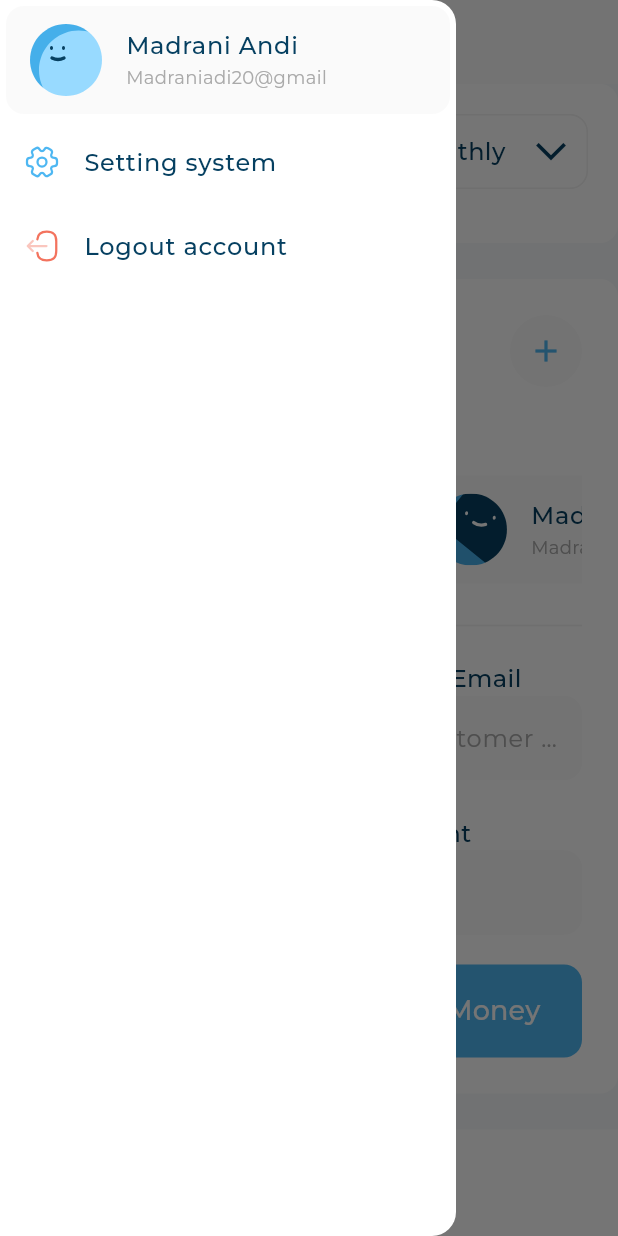
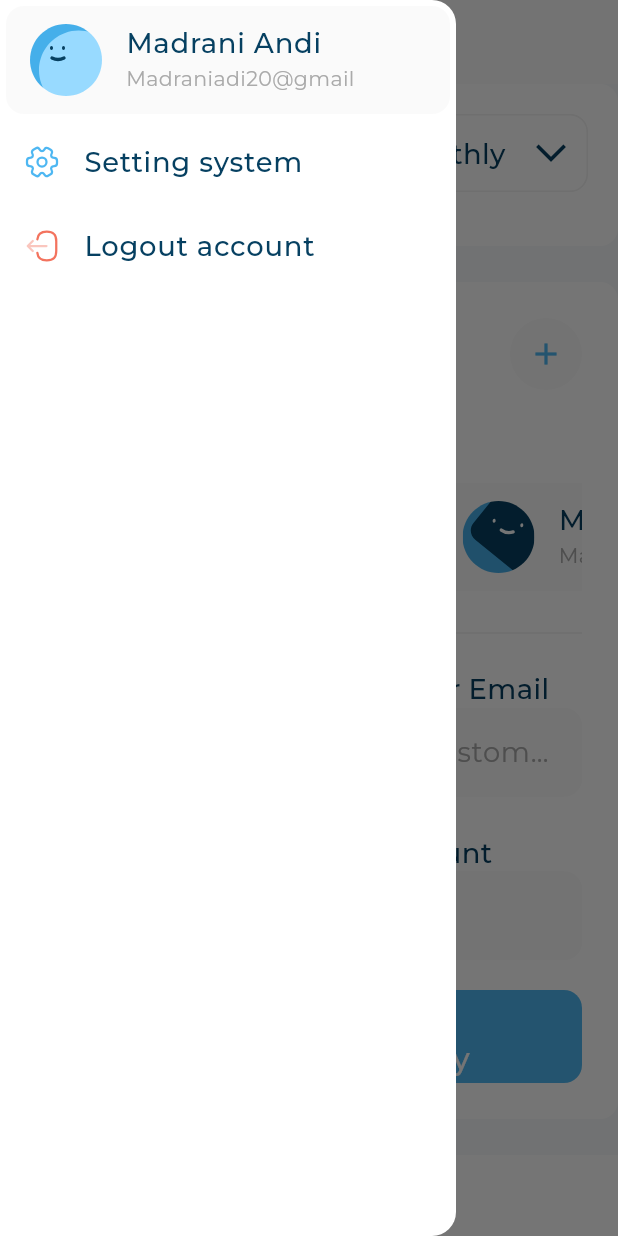
Before and after one commit to amirashawki/responsive_dash_board, a Flutter app: the screen it shows after launch, after a tap on the "menu" icon, on a phone screen of 412 x 824 dp. Run offline on Flutter 3.47's test engine with Material 3 defaults, Android fonts, the phone set to English and light mode, and no system bars; our stand-ins replace expandable_page_view, fl_chart, flutter_svg.

Commit message:
edit font size

```diff
--- a/lib/utils/app_styles.dart
+++ b/lib/utils/app_styles.dart
@@ -1,93 +1,98 @@
+import 'package:flutter/foundation.dart';
 import 'package:flutter/material.dart';
 
 abstract class AppStyles {
   static TextStyle styleRegular16 = TextStyle(
     color: const Color(0xFF064060),
-    fontSize: 16,
+    fontSize: getResponsiveFontSize(fontSize: 16),
     fontFamily: 'Montserrat',
     fontWeight: FontWeight.w400,
   );
 
-  static const TextStyle styleBold16 = TextStyle(
-    color: Color(0xFF4EB7F2),
-    fontSize: 16,
+  static TextStyle styleBold16 = TextStyle(
+    color: const Color(0xFF4EB7F2),
+    fontSize: getResponsiveFontSize(fontSize: 16),
     fontFamily: 'Montserrat',
     fontWeight: FontWeight.w700,
   );
 
-  static TextStyle styleMedium16(BuildContext context) {
-    return TextStyle(
+  static TextStyle styleMedium16 = TextStyle(
     color: const Color(0xFF064061),
-      fontSize: 16,
+    fontSize: getResponsiveFontSize(fontSize: 16),
     fontFamily: 'Montserrat',
     fontWeight: FontWeight.w500,
   );
-  }
 
-  static TextStyle styleMedium20(BuildContext context) {
-    return TextStyle(
+  static TextStyle styleMedium20 = TextStyle(
     color: const Color(0xFFFFFFFF),
-      fontSize: 20,
+    fontSize: getResponsiveFontSize(fontSize: 20),
     fontFamily: 'Montserrat',
     fontWeight: FontWeight.w500,
   );
-  }
 
-  static TextStyle styleSemiBold16(BuildContext context) {
-    return TextStyle(
+  static TextStyle styleSemiBold16 = TextStyle(
     color: const Color(0xFF064061),
-      fontSize: 16,
+    fontSize: getResponsiveFontSize(fontSize: 16),
+    fontFamily: 'Montserrat',
+    fontWeight: FontWeight.w600,
+  );
+
+  static TextStyle styleSemiBold20 = TextStyle(
+    color: const Color(0xFF064061),
+    fontSize: getResponsiveFontSize(fontSize: 20),
+    fontFamily: 'Montserrat',
+    fontWeight: FontWeight.w600,
+  );
+
+  static TextStyle styleRegular12 = TextStyle(
+    color: const Color(0xFFAAAAAA),
+    fontSize: getResponsiveFontSize(fontSize: 12),
+    fontFamily: 'Montserrat',
+    fontWeight: FontWeight.w400,
+  );
+
+  static TextStyle styleSemiBold24 = TextStyle(
+    color: const Color(0xFF4EB7F2),
+    fontSize: getResponsiveFontSize(fontSize: 24),
+    fontFamily: 'Montserrat',
+    fontWeight: FontWeight.w600,
+  );
+
+  static TextStyle styleRegular14 = TextStyle(
+    color: const Color(0xFFAAAAAA),
+    fontSize: getResponsiveFontSize(fontSize: 14),
+    fontFamily: 'Montserrat',
+    fontWeight: FontWeight.w400,
+  );
+
+  static TextStyle styleSemiBold18 = TextStyle(
+    color: const Color(0xFFFFFFFF),
+    fontSize: getResponsiveFontSize(fontSize: 18),
     fontFamily: 'Montserrat',
     fontWeight: FontWeight.w600,
   );
 }
 
-  static TextStyle styleSemiBold20(BuildContext context) {
-    return TextStyle(
-      color: const Color(0xFF064061),
-      fontSize: 20,
-      fontFamily: 'Montserrat',
-      fontWeight: FontWeight.w600,
-    );
+getResponsiveFontSize({required fontSize}) {
+  double scaleFactor = getScaleFactor();
+  double responsiveFontSize = scaleFactor * fontSize;
+  double lowerLimit = fontSize * 0.8;
+  double upperLimit = fontSize * 1.2;
+
+  return responsiveFontSize.clamp(lowerLimit, upperLimit);
 }
 
-  static TextStyle styleRegular12(BuildContext context) {
-    return TextStyle(
-      color: const Color(0xFFAAAAAA),
-      fontSize: 12,
-      fontFamily: 'Montserrat',
-      fontWeight: FontWeight.w400,
-    );
+double getScaleFactor() {
+  var dispatcher = PlatformDispatcher.instance;
+  var physicalWidth = dispatcher.views.first.physicalSize.width;
+  var devicePixelRatio = dispatcher.views.first.devicePixelRatio;
+
+  double width = physicalWidth / devicePixelRatio;
+  if (width < 500) {
+    return width / 400;
+  } else if (width < 900) {
+    return width / 700;
+  } else {
+    return width / 1000;
   }
-
-  static TextStyle styleSemiBold24(BuildContext context) {
-    return TextStyle(
-      color: const Color(0xFF4EB7F2),
-      fontSize: 24,
-      fontFamily: 'Montserrat',
-      fontWeight: FontWeight.w600,
-    );
 }
-
-  static TextStyle styleRegular14(BuildContext context) {
-    return TextStyle(
-      color: const Color(0xFFAAAAAA),
-      fontSize: 14,
-      fontFamily: 'Montserrat',
-      fontWeight: FontWeight.w400,
-    );
-  }
-
-  static TextStyle styleSemiBold18(BuildContext context) {
-    return TextStyle(
-      color: const Color(0xFFFFFFFF),
-      fontSize: 18,
-      fontFamily: 'Montserrat',
-      fontWeight: FontWeight.w600,
-    );
-  }
-
-
-
-
-}
--- a/lib/widgets/Income_Item.dart
+++ b/lib/widgets/Income_Item.dart
@@ -26,7 +26,7 @@ class InComeItem extends StatelessWidget {
       ),
       trailing: Text(
         incomeItemModel.value,
-        style: AppStyles.styleSemiBold16(context),
+        style: AppStyles.styleSemiBold16,
       ),
     );
   }
--- a/lib/widgets/Income_section.dart
+++ b/lib/widgets/Income_section.dart
@@ -2,15 +2,14 @@
 
 
 
-import 'dart:math';
+
 
 import 'package:flutter/material.dart';
 import 'package:responsive_dash_board/utils/app_styles.dart';
 import 'package:responsive_dash_board/widgets/Custom_Background_Container.dart';
 import 'package:responsive_dash_board/widgets/Income_section_body.dart';
 import 'package:responsive_dash_board/widgets/expenses_header.dart';
-import 'package:responsive_dash_board/widgets/in_come_details.dart';
-import 'package:responsive_dash_board/widgets/income_chart.dart';
+
 
 class IncomeSection extends StatelessWidget {
   const IncomeSection({super.key});
@@ -44,7 +43,7 @@ class InComeHeader extends StatelessWidget {
       children: [
         Text(
           'Income',
-          style: AppStyles.styleSemiBold20(context),
+          style: AppStyles.styleSemiBold20,
         ),
         const RangeOptions()
       ],
--- a/lib/widgets/User_Info_ListTile.dart
+++ b/lib/widgets/User_Info_ListTile.dart
@@ -19,11 +19,11 @@ class UserInfoListTile extends StatelessWidget {
           leading: SvgPicture.asset(userinfoModel.image),
           title: Text(
             userinfoModel.title,
-            style: AppStyles.styleSemiBold16(context),
+            style: AppStyles.styleSemiBold16,
           ),
           subtitle: Text(
             userinfoModel.subtitle,
-            style: AppStyles.styleRegular12(context),
+            style: AppStyles.styleRegular12,
           ),
         ),
       ),
--- a/lib/widgets/active_and_inactive_item.dart
+++ b/lib/widgets/active_and_inactive_item.dart
@@ -32,19 +32,19 @@ class InActiveItem extends StatelessWidget {
               height: 34,
             ),
             Text(expensesItemModel.title,
-                style: AppStyles.styleSemiBold16(context)),
+                style: AppStyles.styleSemiBold16),
             const SizedBox(
               height: 8,
             ),
             Text(
               expensesItemModel.date,
-              style: AppStyles.styleRegular14(context),
+              style: AppStyles.styleRegular14,
             ),
           const  SizedBox(
               height: 16,
             ),
             Text(expensesItemModel.price,
-                style: AppStyles.styleSemiBold24(context))
+                style: AppStyles.styleSemiBold24)
           ],
         ),
       ),
@@ -79,21 +79,21 @@ class ActiveItem extends StatelessWidget {
               height: 34,
             ),
             Text(expensesItemModel.title,
-                style: AppStyles.styleSemiBold16(context)
+                style: AppStyles.styleSemiBold16
                     .copyWith(color:const Color(0xffFFFFFF))),
             const SizedBox(
               height: 8,
             ),
             Text(
               expensesItemModel.date,
-              style: AppStyles.styleRegular14(context)
+              style: AppStyles.styleRegular14
                   .copyWith(color:const Color(0xffFAFAFA)),
             ),
           const  SizedBox(
               height: 16,
             ),
             Text(expensesItemModel.price,
-                style: AppStyles.styleSemiBold24(context)
+                style: AppStyles.styleSemiBold24
                     .copyWith(color:const Color(0xffFFFFFF))),
           ],
         ),
--- a/lib/widgets/custom_button.dart
+++ b/lib/widgets/custom_button.dart
@@ -25,7 +25,7 @@ class CustomButton extends StatelessWidget {
         child: Center(
           child: Text(
             text,
-            style: AppStyles.styleSemiBold18(context)
+            style: AppStyles.styleSemiBold18
                 .copyWith(color: textColor ?? Colors.white),
           ),
         ),
--- a/lib/widgets/customer_row.dart
+++ b/lib/widgets/customer_row.dart
@@ -15,14 +15,14 @@ class CustomerRow extends StatelessWidget {
           children: [
             Text(
               'Customer name',
-              style: AppStyles.styleMedium16(context),
+              style: AppStyles.styleMedium16,
             ),
             SizedBox(
               width: 160,
             ),
             Text(
               'Customer Email',
-              style: AppStyles.styleMedium16(context),
+              style: AppStyles.styleMedium16,
             ),
           ],
         ),
--- a/lib/widgets/detailed_income_chart.dart
+++ b/lib/widgets/detailed_income_chart.dart
@@ -33,7 +33,7 @@ class _DetailedIncomeChartState extends State<DetailedIncomeChart> {
               radius: activeIndex == 0 ? 60 : 50,
               value: 40,
               showTitle: true,
-              titleStyle: AppStyles.styleMedium16(context)
+              titleStyle: AppStyles.styleMedium16
                   .copyWith(color: activeIndex == 0 ? null : Colors.white),
               title: activeIndex == 0 ? 'Design service' : '40%',
               titlePositionPercentageOffset: activeIndex == 0 ? 1.4 : null,
@@ -42,7 +42,7 @@ class _DetailedIncomeChartState extends State<DetailedIncomeChart> {
               radius: activeIndex == 1 ? 60 : 50,
               showTitle: true,
               value: 25,
-              titleStyle: AppStyles.styleMedium16(context)
+              titleStyle: AppStyles.styleMedium16
                   .copyWith(color: activeIndex == 1 ? null : Colors.white),
               title: activeIndex == 1 ? 'Design product' : '25%',
               titlePositionPercentageOffset: activeIndex == 1 ? 2.2 : null,
@@ -51,7 +51,7 @@ class _DetailedIncomeChartState extends State<DetailedIncomeChart> {
               radius: activeIndex == 2 ? 60 : 50,
               showTitle: true,
               value: 20,
-              titleStyle: AppStyles.styleMedium16(context)
+              titleStyle: AppStyles.styleMedium16
                   .copyWith(color: activeIndex == 2 ? null : Colors.white),
               title: activeIndex == 2 ? 'Product royalti' : '20%',
               titlePositionPercentageOffset: activeIndex == 2 ? 1.4 : null,
@@ -60,7 +60,7 @@ class _DetailedIncomeChartState extends State<DetailedIncomeChart> {
               radius: activeIndex == 3 ? 60 : 50,
               showTitle: true,
               value: 22,
-              titleStyle: AppStyles.styleMedium16(context)
+              titleStyle: AppStyles.styleMedium16
                   .copyWith(color: activeIndex == 3 ? null : Colors.white),
               title: activeIndex == 3 ? 'Other' : '22%',
               titlePositionPercentageOffset: activeIndex == 3 ? 1.5 : null,
--- a/lib/widgets/drawer_item.dart
+++ b/lib/widgets/drawer_item.dart
@@ -17,7 +17,7 @@ class DrawerItem extends StatelessWidget {
       leading: SvgPicture.asset(drawerModel.image),
       title: Text(
         drawerModel.title,
-        style: AppStyles.styleMedium16(context),
+        style: AppStyles.styleMedium16,
       ),
     );
   }
--- a/lib/widgets/expenses_header.dart
+++ b/lib/widgets/expenses_header.dart
@@ -12,7 +12,7 @@ class ExpensesHeader extends StatelessWidget {
       children: [
         Text(
           'All Expenses ',
-          style: AppStyles.styleSemiBold20(context),
+          style: AppStyles.styleSemiBold20,
         ),
         const Expanded(child: SizedBox()),
         const RangeOptions()
@@ -40,7 +40,7 @@ class RangeOptions extends StatelessWidget {
           children: [
             Text(
               'Monthly',
-              style: AppStyles.styleMedium16(context),
+              style: AppStyles.styleMedium16,
             ),
             const SizedBox(
               width: 18,
--- a/lib/widgets/item_section.dart
+++ b/lib/widgets/item_section.dart
@@ -15,14 +15,14 @@ class ItemSection extends StatelessWidget {
           children: [
             Text(
               'Item name',
-              style: AppStyles.styleMedium16(context),
+              style: AppStyles.styleMedium16,
             ),
             SizedBox(
               width: 205,
             ),
             Text(
               'Item mount',
-              style: AppStyles.styleMedium16(context),
+              style: AppStyles.styleMedium16,
             ),
           ],
         ),
--- a/lib/widgets/latest_transaction.dart
+++ b/lib/widgets/latest_transaction.dart
@@ -16,7 +16,7 @@ class LatestTransaction extends StatelessWidget {
       children: [
         Text(
           'Latest Transaction',
-          style: AppStyles.styleMedium16(context),
+          style: AppStyles.styleMedium16,
         ),
         const SizedBox(
           height: 12,
--- a/lib/widgets/my_card.dart
+++ b/lib/widgets/my_card.dart
@@ -32,7 +32,7 @@ class MyCard extends StatelessWidget {
                 ),
                 Text(
                   'Syah Bandi',
-                  style: AppStyles.styleMedium20(context),
+                  style: AppStyles.styleMedium20,
                 )
               ],
             ),
@@ -53,7 +53,7 @@ class MyCard extends StatelessWidget {
                 children: [
                   Text(
                     '0918 8124 0042 8129',
-                    style: AppStyles.styleSemiBold20(context)
+                    style: AppStyles.styleSemiBold20
                         .copyWith(color: Colors.white),
                   ),
                   Text(
--- a/lib/widgets/quick_Invoice_header.dart
+++ b/lib/widgets/quick_Invoice_header.dart
@@ -13,7 +13,7 @@ class QuickInvoiceHeader extends StatelessWidget {
       children: [
         Text(
           'Quick Invoice',
-          style: AppStyles.styleSemiBold20(context),
+          style: AppStyles.styleSemiBold20,
         ),
        const Spacer(),
         Container(
--- a/lib/widgets/section_one_mycard.dart
+++ b/lib/widgets/section_one_mycard.dart
@@ -33,7 +33,7 @@ class _SectionOneMycardState extends State<SectionOneMycard> {
         ),
         Text(
           'My Card',
-          style: AppStyles.styleSemiBold20(context),
+          style: AppStyles.styleSemiBold20,
         ),
         const SizedBox(
           height: 20,
--- a/lib/widgets/title_with_textField.dart
+++ b/lib/widgets/title_with_textField.dart
@@ -12,7 +12,7 @@ class TitleWithTextField extends StatelessWidget {
       children: [
         Text(
           text,
-          style: AppStyles.styleMedium16(context),
+          style: AppStyles.styleMedium16,
         ),
         const SizedBox(
           width: 16,
--- a/lib/widgets/trans_item.dart
+++ b/lib/widgets/trans_item.dart
@@ -17,7 +17,7 @@ class TransItem extends StatelessWidget {
         child: ListTile(
           title: Text(
             transactionModel.text,
-            style: AppStyles.styleSemiBold16(context),
+            style: AppStyles.styleSemiBold16,
           ),
           subtitle: Text(
             transactionModel.data,
@@ -26,7 +26,7 @@ class TransItem extends StatelessWidget {
           ),
           trailing: Text(
             transactionModel.price,
-            style: AppStyles.styleSemiBold20(context).copyWith(
+            style: AppStyles.styleSemiBold20.copyWith(
                 color: transactionModel.isWithdrawal
                     ? const Color(0xFFF3735E)
                     : const Color(0xFFF7DD97B)),
--- a/lib/widgets/transaction_history.dart
+++ b/lib/widgets/transaction_history.dart
@@ -16,7 +16,7 @@ class TransactionHistory extends StatelessWidget {
         ),
         Text(
           '13 April 2022',
-          style: AppStyles.styleMedium16(context)
+          style: AppStyles.styleMedium16
               .copyWith(color: const Color(0xFFAAAAAA)),
         ),
         const SizedBox(
@@ -38,10 +38,10 @@ class TransactionHistoryHeader extends StatelessWidget {
     return Row(
       mainAxisAlignment: MainAxisAlignment.spaceBetween,
       children: [
-        Text('Transaction History', style: AppStyles.styleSemiBold20(context)),
+        Text('Transaction History', style: AppStyles.styleSemiBold20),
         Text(
           'See all',
-          style: AppStyles.styleMedium16(context)
+          style: AppStyles.styleMedium16
               .copyWith(color: const Color(0xFF4EB7F2)),
         ),
       ],
```
Lines whose indentation alone changed are shown as unchanged.
